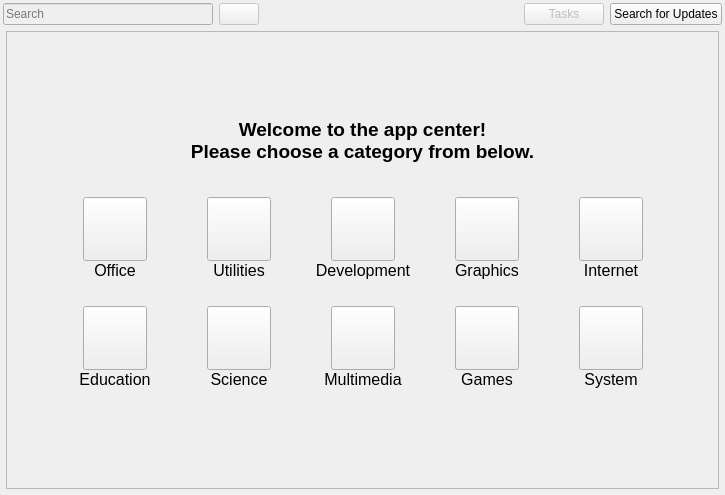
This is app-center/mainwindow.ui in acidburn0zzz/app-center as Qt 5 draws it before an edit. The edited form follows.
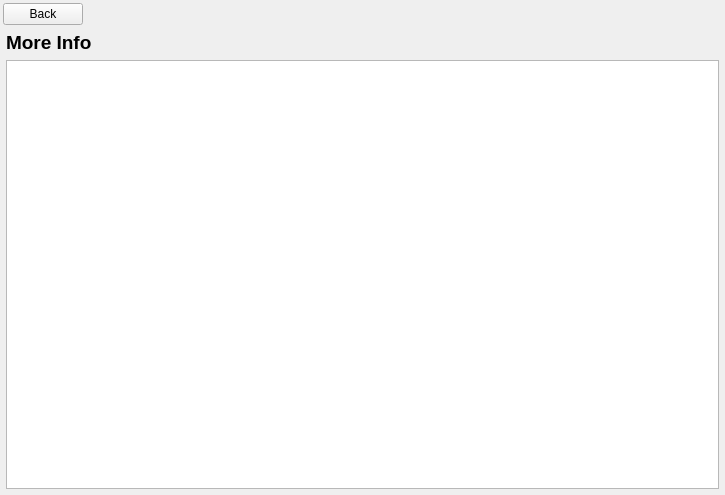
This is the edited form. The open tabs and pages were chosen to show the change. Icons and pictures are not drawn.

What changed in the file:
```diff
--- a/app-center/mainwindow.ui
+++ b/app-center/mainwindow.ui
@@ -65,9 +65,6 @@
       </property>
       <widget class="QWidget" name="mainPage">
        <layout class="QVBoxLayout" name="verticalLayout_2">
-        <property name="sizeConstraint">
-         <enum>QLayout::SetDefaultConstraint</enum>
-        </property>
         <property name="leftMargin">
          <number>0</number>
         </property>
@@ -2028,6 +2025,150 @@
         </item>
        </layout>
       </widget>
+      <widget class="QWidget" name="updateManagerMoreInfoPage">
+       <layout class="QVBoxLayout" name="verticalLayout_22">
+        <property name="leftMargin">
+         <number>0</number>
+        </property>
+        <property name="topMargin">
+         <number>0</number>
+        </property>
+        <property name="rightMargin">
+         <number>0</number>
+        </property>
+        <property name="bottomMargin">
+         <number>0</number>
+        </property>
+        <item>
+         <layout class="QHBoxLayout" name="toolbarHorizontalLayout_6">
+          <property name="spacing">
+           <number>0</number>
+          </property>
+          <property name="topMargin">
+           <number>0</number>
+          </property>
+          <item>
+           <widget class="QPushButton" name="backPushButton_5">
+            <property name="enabled">
+             <bool>true</bool>
+            </property>
+            <property name="sizePolicy">
+             <sizepolicy hsizetype="Fixed" vsizetype="Fixed">
+              <horstretch>0</horstretch>
+              <verstretch>0</verstretch>
+             </sizepolicy>
+            </property>
+            <property name="focusPolicy">
+             <enum>Qt::TabFocus</enum>
+            </property>
+            <property name="text">
+             <string>Back</string>
+            </property>
+            <property name="icon">
+             <iconset theme="go-previous">
+              <normaloff>.</normaloff>.</iconset>
+            </property>
+            <property name="iconSize">
+             <size>
+              <width>16</width>
+              <height>16</height>
+             </size>
+            </property>
+           </widget>
+          </item>
+          <item>
+           <spacer name="horizontalSpacer_14">
+            <property name="orientation">
+             <enum>Qt::Horizontal</enum>
+            </property>
+            <property name="sizeHint" stdset="0">
+             <size>
+              <width>40</width>
+              <height>20</height>
+             </size>
+            </property>
+           </spacer>
+          </item>
+         </layout>
+        </item>
+        <item>
+         <layout class="QVBoxLayout" name="verticalLayout_20">
+          <property name="leftMargin">
+           <number>3</number>
+          </property>
+          <property name="topMargin">
+           <number>0</number>
+          </property>
+          <property name="rightMargin">
+           <number>3</number>
+          </property>
+          <property name="bottomMargin">
+           <number>3</number>
+          </property>
+          <item>
+           <widget class="QLabel" name="updateManagerMoreInfoTitleLabel">
+            <property name="sizePolicy">
+             <sizepolicy hsizetype="Preferred" vsizetype="Maximum">
+              <horstretch>0</horstretch>
+              <verstretch>0</verstretch>
+             </sizepolicy>
+            </property>
+            <property name="font">
+             <font>
+              <pointsize>14</pointsize>
+              <weight>75</weight>
+              <bold>true</bold>
+             </font>
+            </property>
+            <property name="text">
+             <string>More Info</string>
+            </property>
+            <property name="alignment">
+             <set>Qt::AlignBottom|Qt::AlignLeading|Qt::AlignLeft</set>
+            </property>
+           </widget>
+          </item>
+          <item>
+           <widget class="QListWidget" name="updateManagerMoreInfoListWidget">
+            <property name="enabled">
+             <bool>true</bool>
+            </property>
+            <property name="sizePolicy">
+             <sizepolicy hsizetype="Preferred" vsizetype="Expanding">
+              <horstretch>0</horstretch>
+              <verstretch>0</verstretch>
+             </sizepolicy>
+            </property>
+            <property name="focusPolicy">
+             <enum>Qt::StrongFocus</enum>
+            </property>
+            <property name="styleSheet">
+             <string notr="true">alternate-background-color: rgba(16, 16, 16, 32)</string>
+            </property>
+            <property name="alternatingRowColors">
+             <bool>true</bool>
+            </property>
+            <property name="selectionMode">
+             <enum>QAbstractItemView::NoSelection</enum>
+            </property>
+            <property name="verticalScrollMode">
+             <enum>QAbstractItemView::ScrollPerItem</enum>
+            </property>
+            <property name="horizontalScrollMode">
+             <enum>QAbstractItemView::ScrollPerItem</enum>
+            </property>
+            <property name="isWrapping" stdset="0">
+             <bool>false</bool>
+            </property>
+            <property name="spacing">
+             <number>0</number>
+            </property>
+           </widget>
+          </item>
+         </layout>
+        </item>
+       </layout>
+      </widget>
       <widget class="QWidget" name="applicationInfoPage">
        <layout class="QVBoxLayout" name="verticalLayout_12">
         <property name="leftMargin">
```
Left out of the diff: 34 changed lines with no effect on the pictures.
